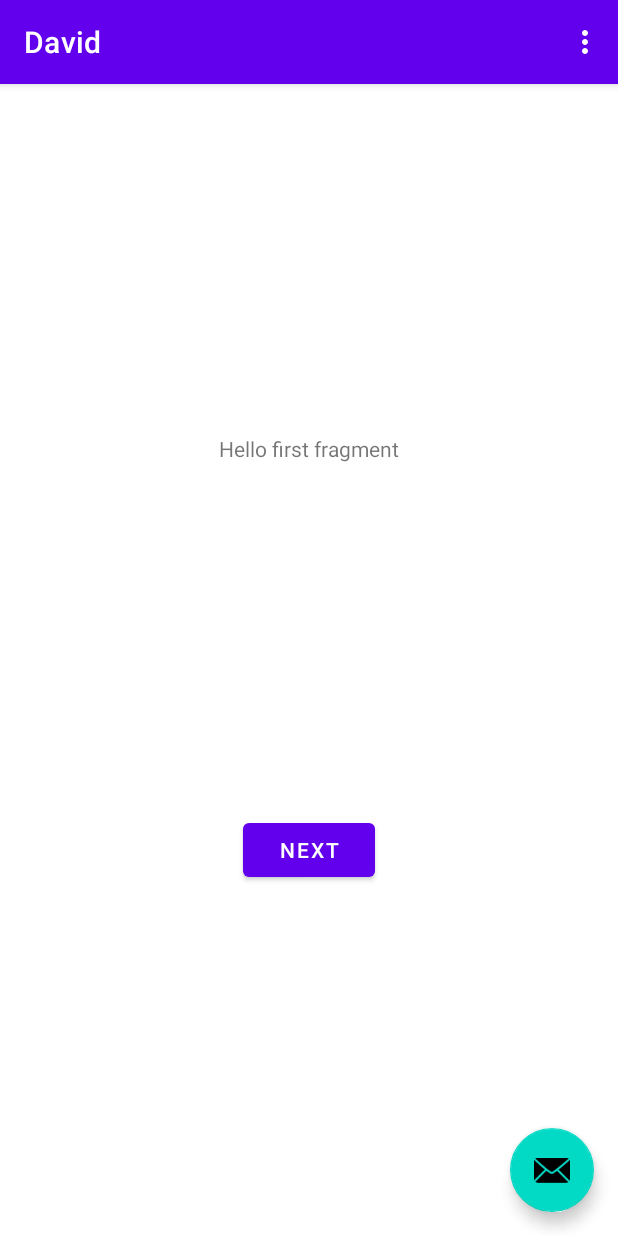
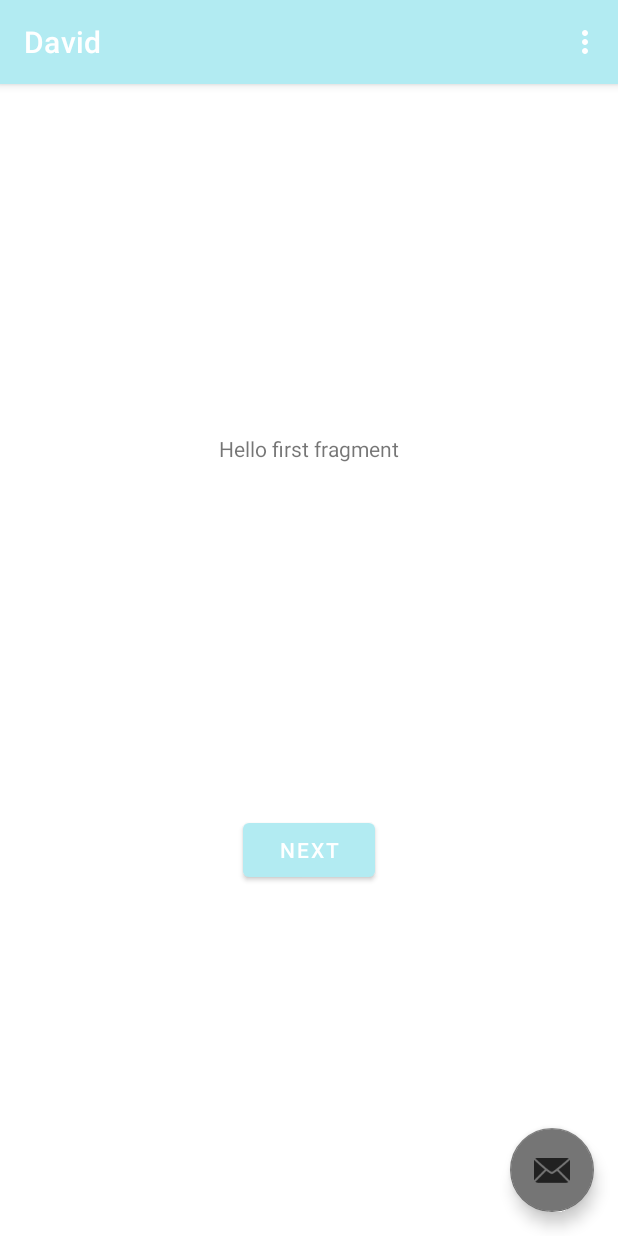
Before and after one commit to galleguillosdavid/DavidC, an Android app: the screen it shows after launch (MainActivity), on a phone screen of 412 x 824 dp. Run offline under Robolectric (Android 15) with nearby library versions, the phone set to English and light mode, and no system bars.

```diff
--- a/app/src/main/java/com/example/david/repository/ProductsRepository.kt
+++ b/app/src/main/java/com/example/david/repository/ProductsRepository.kt
@@ -1,8 +1,8 @@
 package com.example.david.repository
 
 import android.util.Log
-import com.example.david.repository.networkWithRetrofit.ProductsNetwork
-import com.example.david.repository.networkWithRetrofit.RetrofitClient
+import com.example.david.repository.localWithRoom.networkWithRetrofit.ProductsNetwork
+import com.example.david.repository.localWithRoom.networkWithRetrofit.RetrofitClient
 import retrofit2.Call
 import retrofit2.Callback
 import retrofit2.Response
--- a/app/src/main/java/com/example/david/repository/ProductsEntity.kt
+++ b/app/src/main/java/com/example/david/repository/localWithRoom/ProductsEntity.kt
@@ -1,4 +1,4 @@
-package com.example.david.repository
+package com.example.david.repository.localWithRoom
 
 import androidx.annotation.NonNull
 import androidx.room.Entity
--- a/app/src/main/java/com/example/david/repository/networkWithRetrofit/ProductsApi.kt
+++ b/app/src/main/java/com/example/david/repository/localWithRoom/networkWithRetrofit/ProductsApi.kt
@@ -1,4 +1,4 @@
-package com.example.david.repository.networkWithRetrofit
+package com.example.david.repository.localWithRoom.networkWithRetrofit
 
 import retrofit2.Call
 import retrofit2.Response
--- /dev/null
+++ b/app/src/main/java/com/example/david/repository/localWithRoom/networkWithRetrofit/ProductsNetwork.kt
@@ -0,0 +1,6 @@
+package com.example.david.repository.localWithRoom.networkWithRetrofit
+
+import com.example.david.repository.localWithRoom.networkWithRetrofit.pojo.ProductsNetworkItem
+
+
+class ProductsNetwork : ArrayList<ProductsNetworkItem>()
--- a/app/src/main/java/com/example/david/repository/networkWithRetrofit/RetrofitClient.kt
+++ b/app/src/main/java/com/example/david/repository/localWithRoom/networkWithRetrofit/RetrofitClient.kt
@@ -1,4 +1,4 @@
-package com.example.david.repository.networkWithRetrofit
+package com.example.david.repository.localWithRoom.networkWithRetrofit
 
 import retrofit2.Retrofit
 import retrofit2.converter.gson.GsonConverterFactory
--- a/app/src/main/java/com/example/david/repository/networkWithRetrofit/pojo/ProductsNetworkItem.kt
+++ b/app/src/main/java/com/example/david/repository/localWithRoom/networkWithRetrofit/pojo/ProductsNetworkItem.kt
@@ -1,4 +1,4 @@
-package com.example.david.repository.networkWithRetrofit.pojo
+package com.example.david.repository.localWithRoom.networkWithRetrofit.pojo
 
 
 import com.google.gson.annotations.SerializedName
--- a/app/src/main/java/com/example/david/repository/networkWithRetrofit/ProductsNetwork.kt
+++ /dev/null
@@ -1,6 +0,0 @@
-package com.example.david.repository.networkWithRetrofit
-
-import com.example.david.repository.networkWithRetrofit.pojo.ProductsNetworkItem
-
-
-class ProductsNetwork : ArrayList<ProductsNetworkItem>()
--- a/app/src/main/res/values/colors.xml
+++ b/app/src/main/res/values/colors.xml
@@ -1,10 +1,12 @@
 <?xml version="1.0" encoding="utf-8"?>
 <resources>
-    <color name="purple_200">#FFBB86FC</color>
-    <color name="purple_500">#FF6200EE</color>
-    <color name="purple_700">#FF3700B3</color>
-    <color name="teal_200">#FF03DAC5</color>
-    <color name="teal_700">#FF018786</color>
-    <color name="black">#FF000000</color>
-    <color name="white">#FFFFFFFF</color>
+    <color name="purple_200">#0097A7</color>
+    <color name="purple_500">#B2EBF2</color>
+    <color name="purple_700">#00BCD4</color>
+    <color name="teal_200">#757575</color>
+    <color name="teal_700">#FF5252</color>
+    <color name="black">#212121</color>
+    <color name="white">#FFFFFF</color>
+    <color name="red">#ff525252</color>
+
 </resources>
```
Also changed, not shown: app/src/main/java/com/example/david/repository/localWithRoom/ProductsDao.kt (added, +20 -0 lines).
